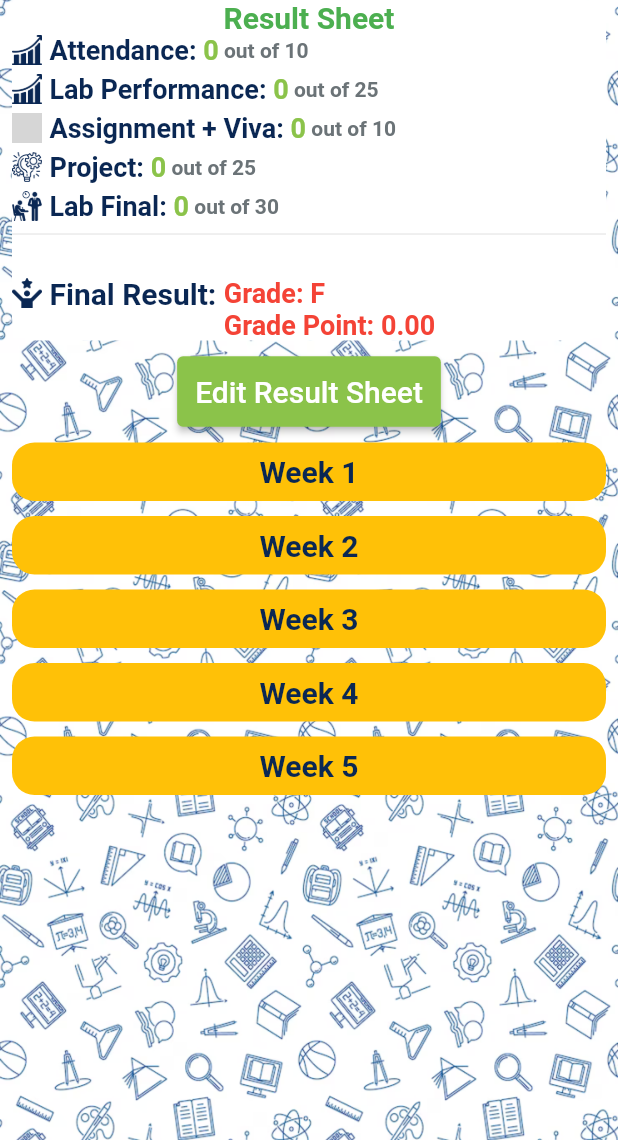
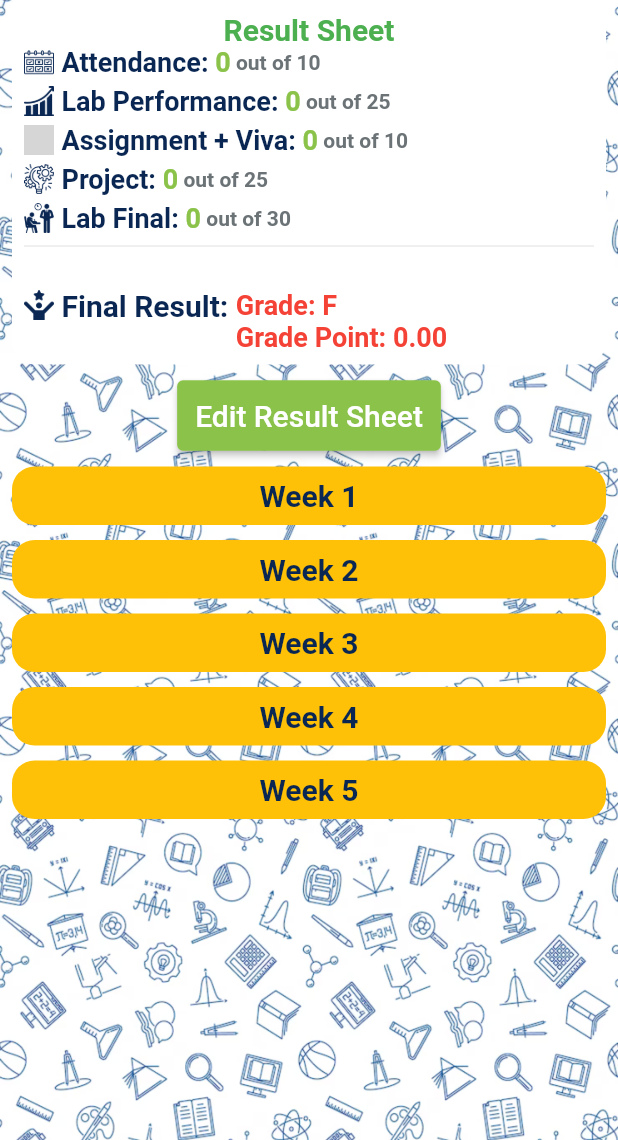
Before and after one commit to mahmudebnezaman/DIU_Lab_Assistant, a Flutter app: the StudentDetailsScreen screen opened directly with empty values, on a phone screen of 412 x 824 dp, the part 96-1236 px from its top. Run offline on Flutter 3.47's test engine with Material 2 defaults, Android fonts, the phone set to English and light mode, and no system bars; our stand-ins replace cloud_firestore, file_picker, firebase_auth, firebase_core, firebase_storage, get and 2 more; accounts and stored records are empty; Roboto replaces fonts that are missing (sans_bold, sans_regular); grey boxes are pictures that could not be loaded.

Commit message:
2.3 bug fixed

```diff
--- a/lib/const/images.dart
+++ b/lib/const/images.dart
@@ -1,4 +1,5 @@
 const icAssingment = "assets/icons/assignment.png";
+const icAttendance = "assets/icons/attendance.png";
 const icApplogo = "assets/applogo.png";
 const icAppbg = "assets/appbg.png";
 const icCheck = "assets/icons/check.png";
--- a/lib/view/home_screen/student_details.dart
+++ b/lib/view/home_screen/student_details.dart
@@ -174,7 +174,7 @@ class _StudentDetailsScreenState extends State<StudentDetailsScreen> {
                               // const Divider(),
                               Row(
                                 children: [
-                                  Image.asset(icPerformance, height: 20, color: highEmphasis,), 5.widthBox,
+                                  Image.asset(icAttendance, height: 20, color: highEmphasis,), 5.widthBox,
                                   'Attendance: '.text.semiBold.color(highEmphasis).size(18).make(),
                                   calculateAttendanceMark().text.semiBold.color(primary).size(18).make(),
                                   ' out of 10'.text.semiBold.color(fontGrey).size(14).make(),
@@ -225,7 +225,7 @@ class _StudentDetailsScreenState extends State<StudentDetailsScreen> {
                                 ],
                               ),
                             ],
-                          ).box.white.rounded.make(),
+                          ).box.white.rounded.padding(const EdgeInsets.all(8)).make(),
                           10.heightBox,
                           Center(
                             child: myButton(
```
Also changed, not shown: assets/icons/attendance.png (added).
